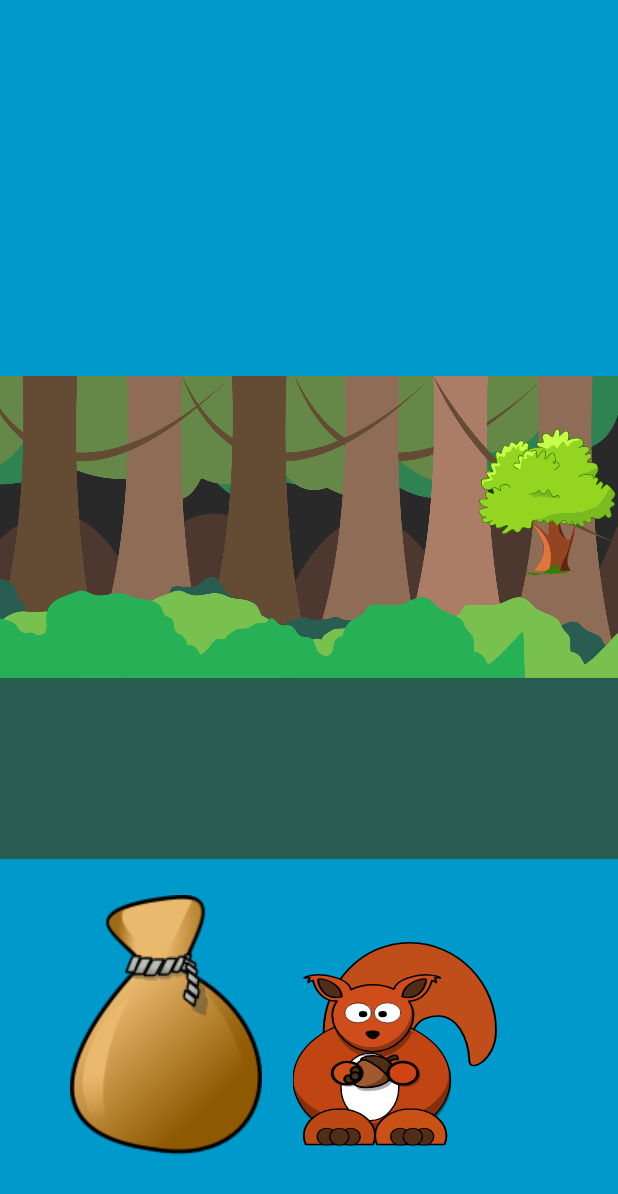
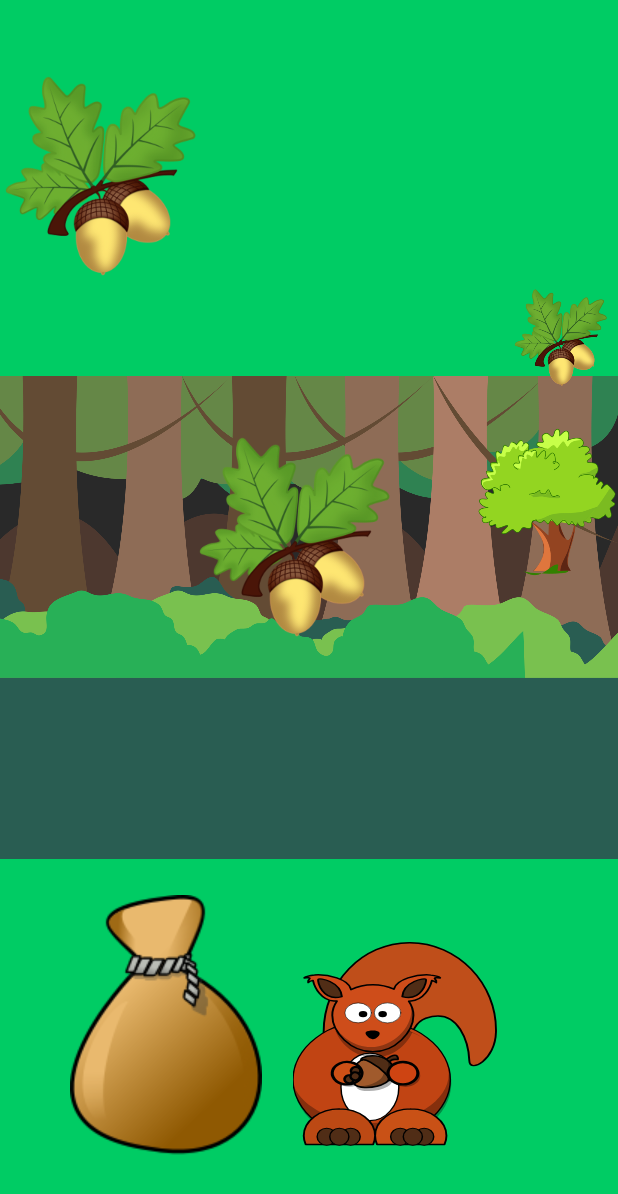
Before and after one commit to maksim96/LearningApp, an Android app: the DragActivity screen opened directly, with no data from a screen before it, on a phone screen of 412 x 824 dp. Shown: the top 1194 px of the screen. Run offline under Robolectric (Android 15) with nearby library versions, the phone set to English and light mode, and no system bars.

Commit message:
Drag and drop is working.

```diff
--- a/app/src/main/java/research/educational/thiessen/learningappmock/DragActivity.java
+++ b/app/src/main/java/research/educational/thiessen/learningappmock/DragActivity.java
@@ -9,6 +9,9 @@ import android.view.MotionEvent;
 import android.view.View;
 import android.view.MenuItem;
 import android.support.v4.app.NavUtils;
+import android.view.ViewGroup;
+import android.widget.ImageView;
+import android.widget.RelativeLayout;
 
 /**
  * An example full-screen activity that shows and hides the system UI (i.e.
@@ -16,6 +19,8 @@ import android.support.v4.app.NavUtils;
  */
 public class DragActivity extends Activity {
 
+    private ImageView nuts[];
+    private ViewGroup rootLayout;
 
     @Override
     protected void onCreate(Bundle savedInstanceState) {
@@ -23,6 +28,60 @@ public class DragActivity extends Activity {
 
         setContentView(R.layout.activity_drag);
 
+        rootLayout = (ViewGroup) findViewById(R.id.drag_root);
+
+        nuts = new ImageView[4];
+
+        int[] nutIds = new int[] { R.id.nuts, R.id.nuts2, R.id.nuts3, R.id.nuts4 };
+
+        for (int i = 0; i < 4; i++) {
+            nuts[i] = findViewById(nutIds[i]);
+            nuts[i].setOnTouchListener(new ChoiceTouchListener());
+        }
+
+
+
+
+     /*   RelativeLayout.LayoutParams layoutParams = new RelativeLayout.LayoutParams(getPx(nut.getWidth()), getPx(nut.getHeight()));
+        layoutParams.leftMargin = getPx(nut.getX());
+        layoutParams.topMargin = getPx(nut.getY());
+
+        nut.setLayoutParams(layoutParams);*/
+
+
+    }
+
+    private final class ChoiceTouchListener implements View.OnTouchListener {
+
+        @Override
+        public boolean onTouch(View view, MotionEvent motionEvent) {
+            final int x = (int) motionEvent.getRawX();
+            final int y = (int) motionEvent.getRawY();
+            int xDelta = 0, yDelta = 0;
+            RelativeLayout.LayoutParams lParams = (RelativeLayout.LayoutParams) view.getLayoutParams();
+            switch (motionEvent.getAction() & MotionEvent.ACTION_MASK) {
+                case MotionEvent.ACTION_DOWN:
+
+                    xDelta = x - lParams.leftMargin;
+                    yDelta = y - lParams.topMargin;
+                    break;
+             /*   case MotionEvent.ACTION_UP:
+                    break;
+                case MotionEvent.ACTION_POINTER_DOWN:
+                    break;
+                case MotionEvent.ACTION_POINTER_UP:
+                    break;*/
+                case MotionEvent.ACTION_MOVE:
+                    lParams.leftMargin = x - xDelta;
+                    lParams.topMargin = y - yDelta;
+                    lParams.rightMargin = -250;
+                    lParams.bottomMargin = -250;
+                    view.setLayoutParams(lParams);
+                    break;
+            }
+            rootLayout.invalidate();
+            return true;
+        }
     }
 
     @Override
@@ -34,6 +93,11 @@ public class DragActivity extends Activity {
         // are available.
     }
 
+    private int getPx(float dp) {
+        float density = rootLayout.getContext().getResources().getDisplayMetrics().density;
+        return (int)((dp * density) + 0.5);
+    }
+
 
 
 
--- a/app/src/main/res/layout/activity_drag.xml
+++ b/app/src/main/res/layout/activity_drag.xml
@@ -4,8 +4,9 @@
     xmlns:tools="http://schemas.android.com/tools"
     android:layout_width="match_parent"
     android:layout_height="match_parent"
-    android:background="#0099cc"
-    tools:context=".DragActivity">
+    android:background="#00cc64"
+    tools:context=".DragActivity"
+    android:id="@+id/drag_root">
 
     <!-- The primary full-screen view. This can be replaced with whatever view
          is needed to present your content, e.g. VideoView, SurfaceView,
@@ -19,6 +20,16 @@
         android:layout_alignParentStart="true"
         android:layout_alignParentTop="true"
         android:src="@drawable/forest" />
+
+    <ImageView
+        android:id="@+id/imageView14"
+        android:layout_width="wrap_content"
+        android:layout_height="wrap_content"
+        android:layout_alignParentBottom="true"
+        android:layout_alignParentEnd="true"
+        android:layout_marginBottom="53dp"
+        android:layout_marginEnd="237dp"
+        android:src="@drawable/sack" />
 
     <ImageView
         android:id="@+id/imageView6"
@@ -40,51 +51,44 @@
         android:src="@drawable/tree" />
 
     <ImageView
-        android:id="@+id/imageView10"
+        android:id="@+id/nuts4"
+        android:layout_width="147dp"
+        android:layout_height="144dp"
+        android:layout_alignParentStart="true"
+        android:layout_alignParentTop="true"
+        android:layout_marginStart="129dp"
+        android:layout_marginTop="288dp"
+        android:src="@drawable/nuts" />
+
+    <ImageView
+        android:id="@+id/nuts3"
+        android:layout_width="147dp"
+        android:layout_height="144dp"
+        android:layout_alignParentStart="true"
+        android:layout_alignParentTop="true"
+        android:layout_marginStart="342dp"
+        android:layout_marginTop="154dp"
+        android:src="@drawable/nuts" />
+
+    <ImageView
+        android:id="@+id/nuts"
         android:layout_width="147dp"
         android:layout_height="144dp"
         android:layout_alignParentTop="true"
-        android:layout_marginTop="265dp"
-        android:layout_toStartOf="@+id/imageView12"
+        android:layout_marginEnd="-317dp"
+        android:layout_marginTop="47dp"
         android:src="@drawable/nuts" />
 
     <ImageView
-        android:id="@+id/imageView13"
+        android:id="@+id/nuts2"
         android:layout_width="147dp"
         android:layout_height="144dp"
-        android:layout_above="@+id/imageView10"
         android:layout_alignParentStart="true"
-        android:layout_marginBottom="-265dp"
-        android:layout_marginStart="423dp"
+        android:layout_alignParentTop="true"
+        android:layout_marginStart="541dp"
+        android:layout_marginTop="124dp"
         android:src="@drawable/nuts" />
 
-    <ImageView
-        android:id="@+id/imageView12"
-        android:layout_width="147dp"
-        android:layout_height="144dp"
-        android:layout_alignParentEnd="true"
-        android:layout_alignParentTop="true"
-        android:layout_marginEnd="552dp"
-        android:layout_marginTop="91dp"
-        android:src="@drawable/nuts" />
 
-    <ImageView
-        android:id="@+id/imageView11"
-        android:layout_width="147dp"
-        android:layout_height="144dp"
-        android:layout_alignParentEnd="true"
-        android:layout_below="@+id/imageView12"
-        android:layout_marginEnd="451dp"
-        android:src="@drawable/nuts" />
-
-    <ImageView
-        android:id="@+id/imageView14"
-        android:layout_width="wrap_content"
-        android:layout_height="wrap_content"
-        android:layout_alignParentBottom="true"
-        android:layout_alignParentEnd="true"
-        android:layout_marginBottom="53dp"
-        android:layout_marginEnd="237dp"
-        android:src="@drawable/sack" />
 
 </RelativeLayout>
```
